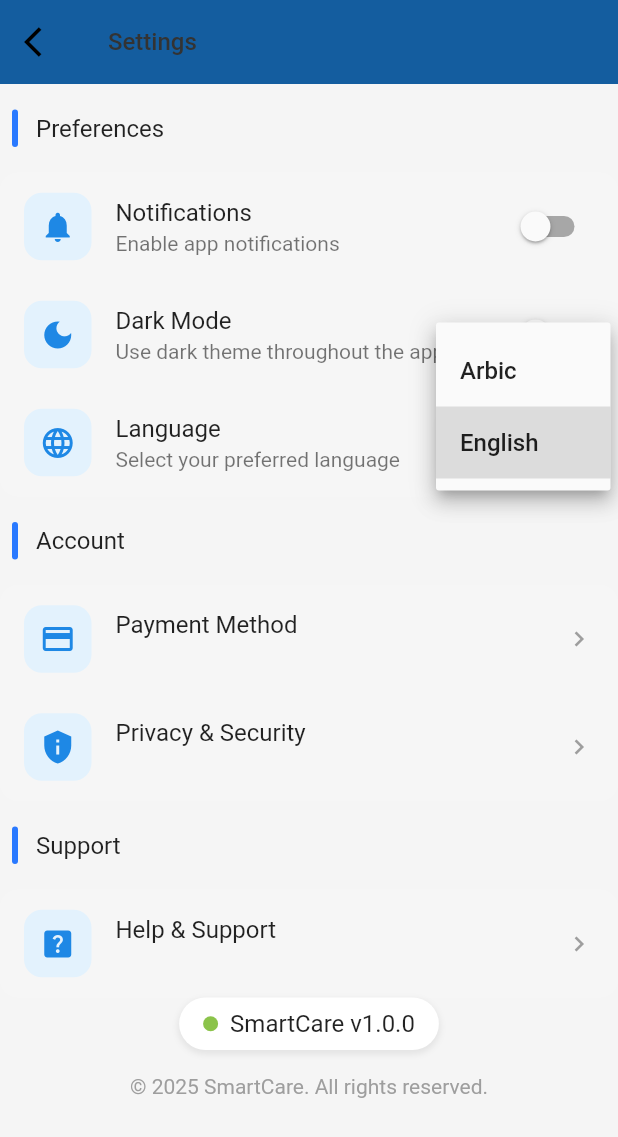
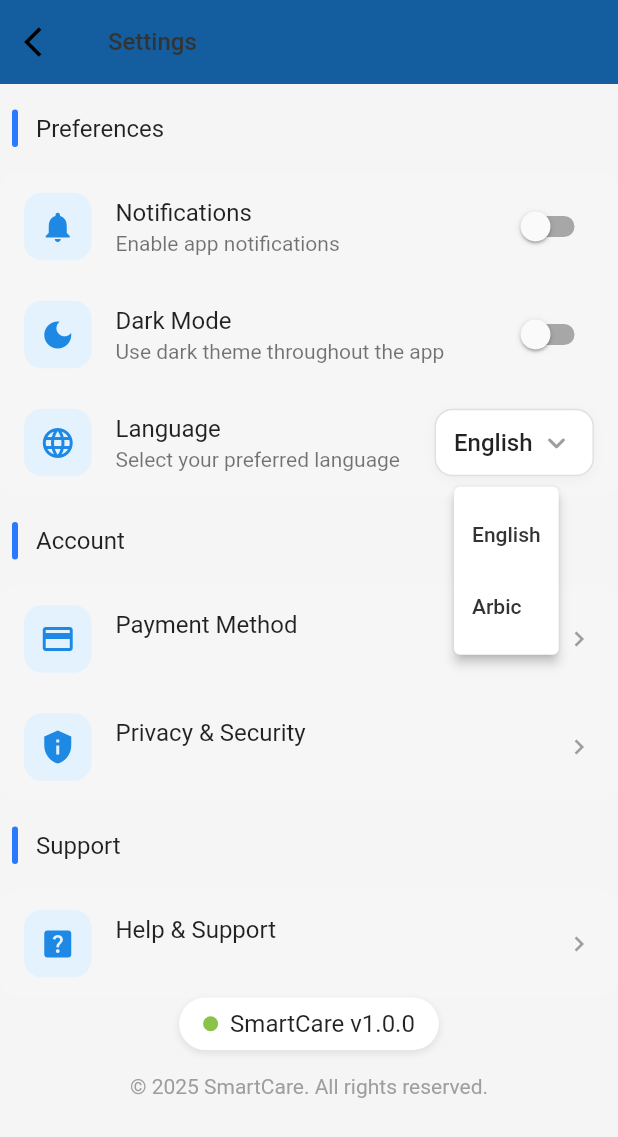
Before and after one commit to stevenayad/Smart-Care, a Flutter app: the screen it shows after launch, after a tap on "English", on a phone screen of 412 x 824 dp. Shown: the top 1137 px of the screen. Run offline on Flutter 3.47's test engine with Material 3 defaults, Android fonts, the phone set to English and light mode, and no system bars; our stand-ins replace badges, bloc, dartz, dio, dotted_border, equatable and 4 more.

Commit message:
change dropdown button

```diff
--- /dev/null
+++ b/lib/features/settings/presentation/views/widgets/drodown_list.dart
@@ -0,0 +1,64 @@
+import 'package:flutter/material.dart';
+
+class LanguageDropdown extends StatefulWidget {
+  const LanguageDropdown({super.key});
+
+  @override
+  State<LanguageDropdown> createState() => _LanguageDropdownWithOffsetState();
+}
+
+class _LanguageDropdownWithOffsetState extends State<LanguageDropdown> {
+  String selectedLanguage = 'English';
+  final List<String> items = ['English', 'Arbic'];
+
+  @override
+  Widget build(BuildContext context) {
+    return MenuAnchor(
+      menuChildren: items
+          .map(
+            (lang) => MenuItemButton(
+              onPressed: () {
+                setState(() {
+                  selectedLanguage = lang;
+                });
+              },
+              child: Text(lang),
+            ),
+          )
+          .toList(),
+      alignmentOffset: const Offset(0, 8),
+      builder:
+          (BuildContext context, MenuController controller, Widget? child) {
+            return DropdownButtonHideUnderline(
+              child: InkWell(
+                onTap: () {
+                  if (controller.isOpen) {
+                    controller.close();
+                  } else {
+                    controller.open();
+                  }
+                },
+                child: Row(
+                  mainAxisSize: MainAxisSize.min,
+                  children: [
+                    Text(
+                      selectedLanguage,
+                      style: const TextStyle(
+                        color: Colors.black87,
+                        fontSize: 16,
+                        fontWeight: FontWeight.w500,
+                      ),
+                    ),
+                    const SizedBox(width: 4),
+                    const Icon(
+                      Icons.keyboard_arrow_down_rounded,
+                      color: Colors.grey,
+                    ),
+                  ],
+                ),
+              ),
+            );
+          },
+    );
+  }
+}
--- a/lib/features/settings/presentation/views/widgets/preferences_section.dart
+++ b/lib/features/settings/presentation/views/widgets/preferences_section.dart
@@ -1,4 +1,5 @@
 import 'package:flutter/material.dart';
+import 'package:smartcare/features/settings/presentation/views/widgets/drodown_list.dart';
 import 'package:smartcare/features/settings/presentation/views/widgets/settings_title.dart';
 import 'package:smartcare/features/settings/presentation/views/widgets/setting_section.dart';
 
@@ -46,31 +47,7 @@ class _PreferencesSectionState extends State<PreferencesSection> {
               ),
             ],
           ),
-          child: DropdownButtonHideUnderline(
-            child: DropdownButton<String>(
-              value: selectedLanguage,
-              icon: const Icon(
-                Icons.keyboard_arrow_down_rounded,
-                color: Colors.grey,
-              ),
-              alignment: Alignment.bottomCenter,
-              style: const TextStyle(
-                color: Colors.black87,
-                fontSize: 16,
-                fontWeight: FontWeight.w500,
-              ),
-              items: items
-                  .map(
-                    (lang) => DropdownMenuItem(value: lang, child: Text(lang)),
-                  )
-                  .toList(),
-              onChanged: (value) {
-                setState(() {
-                  selectedLanguage = value!;
-                });
-              },
-            ),
-          ),
+          child: LanguageDropdown(),
         ),
       ),
     ]);
```
